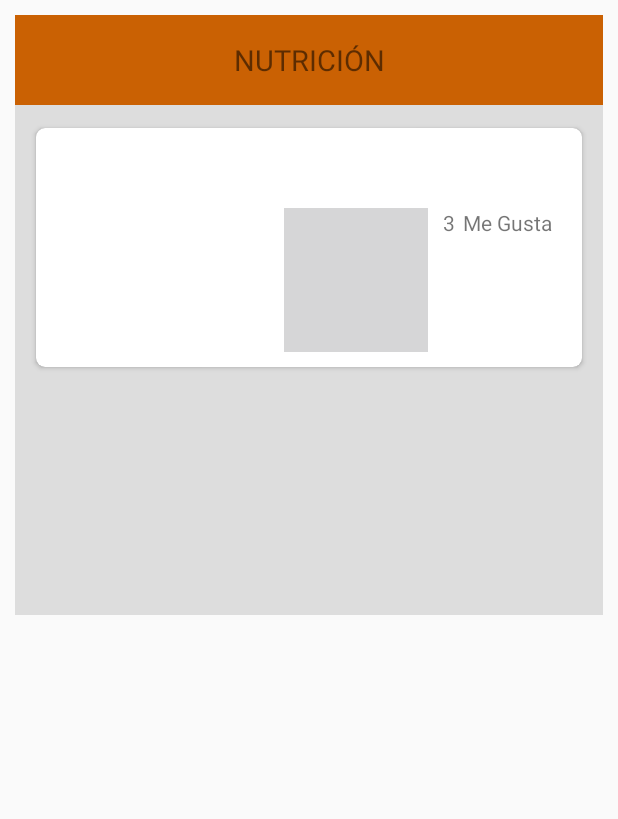
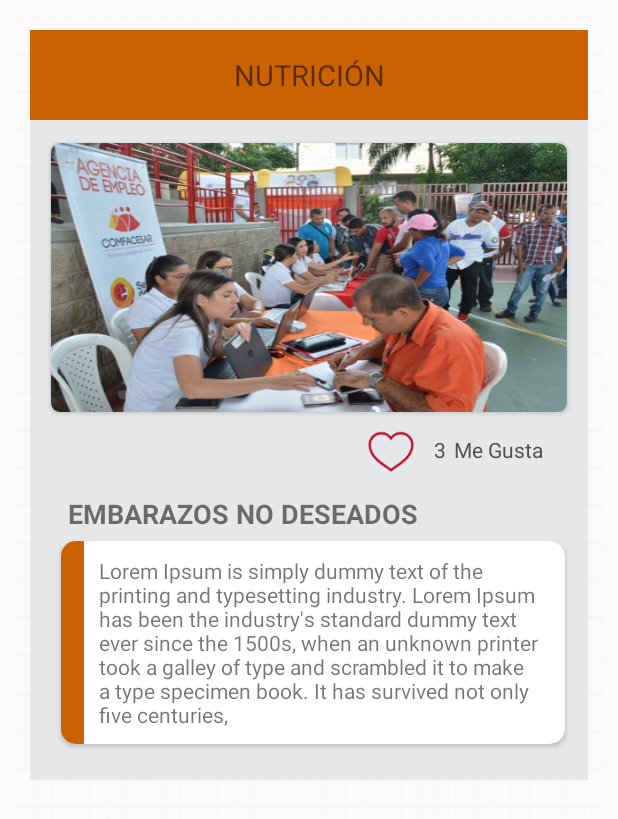
Before and after one commit to AdalbertoContreras/proyectousuario, an Android app: the layout tipo_one.xml on its own in the app's theme, with its tools: preview values and no code run, on a phone screen of 412 x 824 dp. Shown: the top 819 px of the screen. Run offline under Robolectric (Android 15) with nearby library versions, the phone set to English and light mode, and no system bars; network calls fail.

Commit message:
iconos nuevos

```diff
--- a/app/src/main/res/drawable/checkbox_selector.xml
+++ b/app/src/main/res/drawable/checkbox_selector.xml
@@ -1,13 +1,13 @@
 <?xml version="1.0" encoding="utf-8"?>
 <selector xmlns:android="http://schemas.android.com/apk/res/android">
-    <item android:drawable="@drawable/icons8_heart_48"
+    <item android:drawable="@drawable/icon_75"
         android:state_checked="false" >
     </item>
-    <item android:drawable="@drawable/icons8_heart_48ok"
+    <item android:drawable="@drawable/icon2_75"
         android:state_checked="true" >
     </item>
 
-    <item android:drawable="@drawable/icons8_heart_48"></item>
+    <item android:drawable="@drawable/icon_75"></item>
 
 
 </selector>
--- a/app/src/main/res/layout/tipo_one.xml
+++ b/app/src/main/res/layout/tipo_one.xml
@@ -12,7 +12,18 @@
 
     <LinearLayout
         android:layout_width="match_parent"
-            android:layout_height="400dp"
+        android:layout_height="match_parent"
+        android:orientation="vertical"
+        android:background="@drawable/fondo">
+     <LinearLayout
+            android:layout_width="match_parent"
+            android:layout_height="match_parent"
+            android:orientation="vertical"
+            android:padding="10dp">
+
+            <LinearLayout
+                android:layout_width="match_parent"
+                android:layout_height="500dp"
                 android:orientation="vertical"
                 android:background="@color/Gris3">
 
@@ -33,27 +44,37 @@
 
                 <LinearLayout
                     android:layout_width="match_parent"
-                android:layout_height="230dp"
+                    android:layout_height="250dp"
                     android:orientation="vertical"
                     android:padding="10dp">
 
                     <android.support.v7.widget.CardView
                         android:layout_width="match_parent"
-             android:layout_height="170dp"
+                        android:layout_height="190dp"
                         android:background="@color/Gris3"
                         app:cardCornerRadius="6dp"
                         android:elevation="20dp"
                         app:cardUseCompatPadding="true"
+                        android:padding="10dp"
                         >
+
+                        <ImageView
+                            android:layout_width="match_parent"
+                            android:layout_height="match_parent"
+                            android:background="@drawable/imagen_2"
+                            android:scaleType="centerCrop"/>
+                    </android.support.v7.widget.CardView>
 
                     <LinearLayout
                         android:layout_width="match_parent"
-                   android:layout_height="wrap_content"
+                        android:layout_height="40dp"
                         android:orientation="horizontal"
+                        android:paddingTop="5dp"
                         android:paddingRight="20dp"
-                   android:paddingBottom="10dp"
+                        android:paddingBottom="5dp"
                         android:gravity="right"
-                   android:layout_gravity="bottom">
+                        android:layout_gravity="bottom"
+                        >
 
                         <CheckBox
                             android:layout_width="wrap_content"
@@ -62,14 +83,19 @@
 
 
                             />
-
+                        <LinearLayout
+                            android:layout_width="wrap_content"
+                            android:layout_height="wrap_content"
+                            android:orientation="horizontal"
+                            android:layout_gravity="center">
                             <TextView
-                       android:id="@+id/numero_megusta"
+                                android:id="@+id/Id_megusta"
                                 android:layout_width="wrap_content"
                                 android:layout_height="wrap_content"
                                 android:layout_gravity="right"
                                 android:paddingLeft="10dp"
                                 android:text="3"
+                                android:textColor="@color/Gris"
                                 android:gravity="bottom"
                                 android:textSize="14sp"
                                 />
@@ -82,20 +108,77 @@
                                 android:text="Me Gusta"
                                 android:gravity="bottom"
                                 android:textSize="14sp"
+                                android:textColor="@color/Gris"
                                 />
                         </LinearLayout>
+                    </LinearLayout>
+
+                </LinearLayout>
+
+                <LinearLayout
+                    android:layout_width="match_parent"
+                    android:layout_height="match_parent"
+                    android:orientation="vertical"
+                    android:paddingLeft="15dp"
+                    android:paddingRight="10dp"
+                    android:paddingBottom="10dp">
+                    <TextView
+                        android:layout_width="wrap_content"
+                        android:layout_height="wrap_content"
+                        android:layout_gravity=""
+                        android:text="EMBARAZOS NO DESEADOS"
+
+                        android:paddingLeft="10dp"
+                        android:textSize="18dp"
+                        android:typeface="sans"
+                        android:textStyle="bold"/>
+
+                    <android.support.v7.widget.CardView
+                        android:layout_width="match_parent"
+                        android:layout_height="wrap_content"
+                        android:elevation="20dp"
+                        app:cardCornerRadius="10dp"
+                        app:cardUseCompatPadding="true"
+                        android:padding="10dp"
+                        >
+
+                        <LinearLayout
+                            android:layout_width="match_parent"
+                            android:layout_height="match_parent"
+                            android:orientation="horizontal">
+                            <LinearLayout
+                                android:layout_width="15dp"
+                                android:layout_height="match_parent"
+                                android:background="@color/tipo_one">
+                            </LinearLayout>
+
+                            <LinearLayout
+                                android:layout_width="match_parent"
+                                android:layout_height="match_parent"
+                                android:padding="10dp">
+
+                                <TextView
+                                    android:layout_width="match_parent"
+                                    android:layout_height="match_parent"
+                                    android:layout_gravity="center"
+                                    android:text="Lorem Ipsum is simply dummy text of the printing and typesetting industry. Lorem Ipsum has been the industry's standard dummy text ever since the 1500s, when an unknown printer took a galley of type and scrambled it to make a type specimen book. It has survived not only five centuries,"/>
+
+                            </LinearLayout>
+
+                        </LinearLayout>
+
                     </android.support.v7.widget.CardView>
 
 
-
                 </LinearLayout>
-
-
-
 
             </LinearLayout>
 
 
         </LinearLayout>
 
+    </LinearLayout>
+
+    </LinearLayout>
+
 </android.support.constraint.ConstraintLayout>
--- a/app/src/main/res/values/colors.xml
+++ b/app/src/main/res/values/colors.xml
@@ -1,17 +1,18 @@
 <?xml version="1.0" encoding="utf-8"?>
 <resources>
     <color name="colorPrimary">#F44336</color>
-    <color name="colorPrimaryDark">#D32F2F</color>
+    <color name="colorPrimaryDark">#BE0020</color>
     <color name="colorPrimaryDarkTransparente">#98D32F2F</color>
-    <color name="colorAccent">#00BCD4</color>
+    <color name="colorAccent">#E8BB00</color>
     <color name="White">#FFFFFF</color>
     <color name="Black">#000</color>
-    <color name="Black_opaco">#8C050505</color>
-    <color name="Gris">#B1AEAE</color>
-    <color name="Gris2">#C5C5C5</color>
-    <color name="Gris3">#DDDDDD</color>
-    <color name="azul">#72E3F9FF</color>
-
+    <color name="Black_opaco">#60050505</color>
+    <color name="White_opaco">#8CFFFFFF</color>
+    <color name="Gris">#504F51</color>
+    <color name="Gris2">#5C5B5F</color>
+    <color name="Gris3">#E6E7E8</color>
     <color name="GrisOscuro">#7A7878</color>
     <color name="tipo_one">#CA6103</color>
+    <color name="tipo_two">#E8BB00</color>
+
 </resources>
```
Also changed, not shown: app/src/main/java/com/comfacesar/comfacesar/ContainertwoActivity.java (+5 -4 lines), app/src/main/res/layout/fragment_registrar_usuario.xml (+5 -3 lines), app/src/main/res/layout/item_alertas.xml (added, +39 -0 lines), app/src/main/res/layout/tipo_two.xml (added, +175 -0 lines), app/src/main/res/drawable-hdpi/icon2_75.png (added), app/src/main/res/drawable-hdpi/icon_75.png (added), app/src/main/res/drawable-mdpi/icon2_75.png (added), app/src/main/res/drawable-mdpi/icon_75.png (added), app/src/main/res/drawable-xhdpi/icon2_75.png (added), app/src/main/res/drawable-xhdpi/icon_75.png (added), app/src/main/res/drawable-xxhdpi/icon2_75.png (added), app/src/main/res/drawable-xxhdpi/icon_75.png (added), app/src/main/res/drawable-xxxhdpi/icon2_75.png (added), app/src/main/res/drawable-xxxhdpi/icon_75.png (added). Lines whose indentation alone changed are shown as unchanged.
